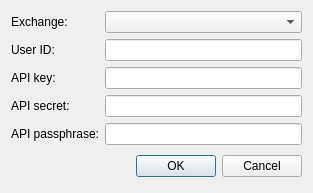
alimogh/trdk, file sources/FrontEnd/Lib/SourcePropertiesDialog.ui: the form before one commit.
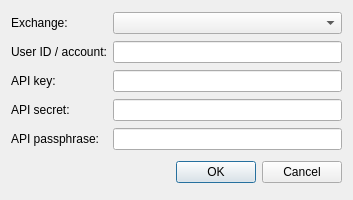
The form after the commit.

Patch:
```diff
--- a/sources/FrontEnd/Lib/SourcePropertiesDialog.ui
+++ b/sources/FrontEnd/Lib/SourcePropertiesDialog.ui
@@ -6,8 +6,8 @@
    <rect>
     <x>0</x>
     <y>0</y>
-    <width>313</width>
-    <height>181</height>
+    <width>353</width>
+    <height>200</height>
    </rect>
   </property>
   <property name="windowTitle">
@@ -27,7 +27,7 @@
    <item row="1" column="0">
     <widget class="QLabel" name="userIdLabel">
      <property name="text">
-      <string>User ID:</string>
+      <string>User ID / account:</string>
      </property>
     </widget>
    </item>
```
